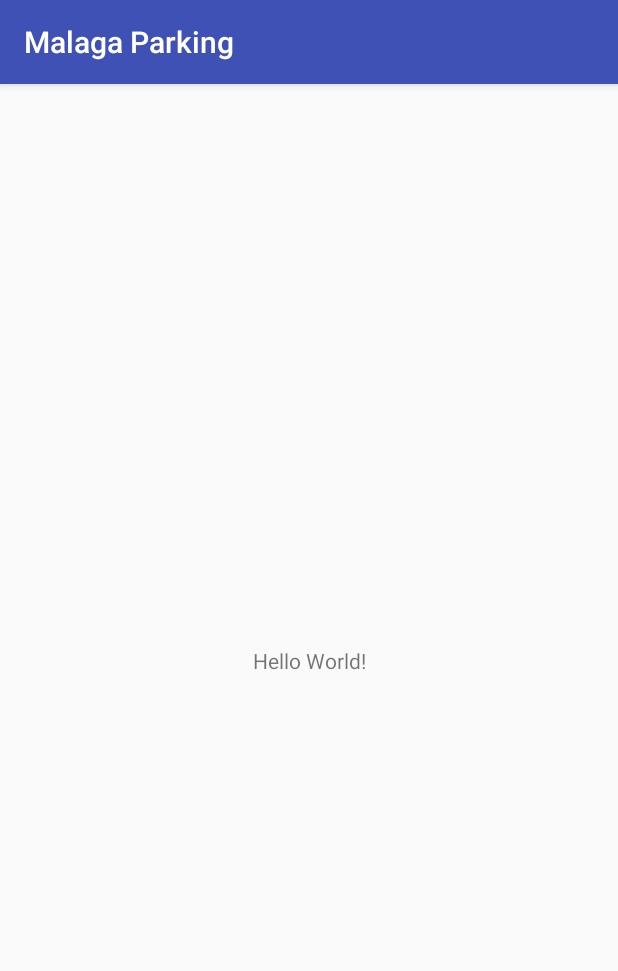
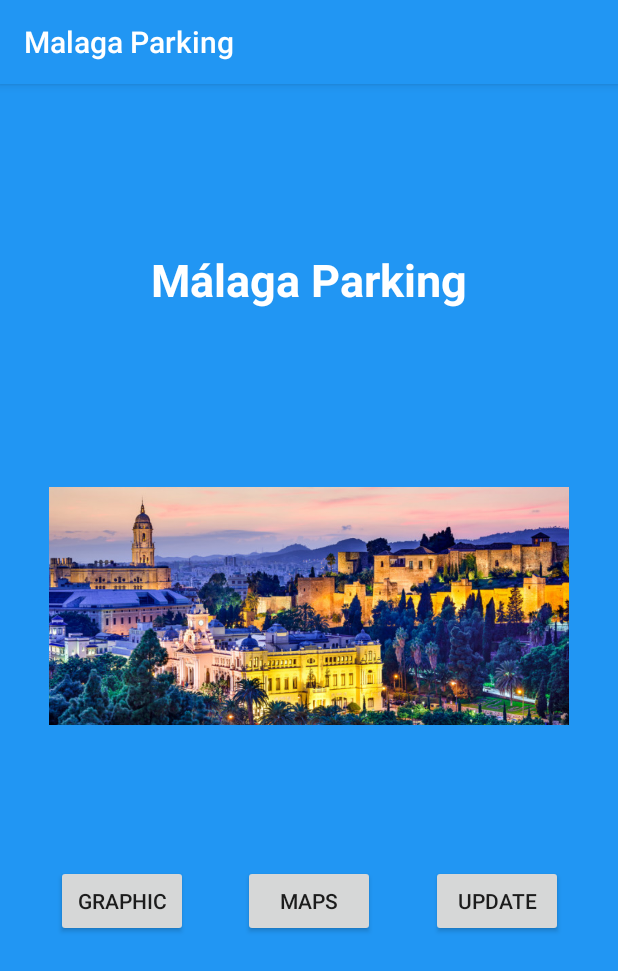
Before and after one commit to BilalMoreno92/MalagaParking, an Android app: the screen it shows after launch (MainActivity), on a phone screen of 412 x 824 dp. Shown: the top 971 px of the screen. Run offline under Robolectric (Android 15) with nearby library versions, the phone set to English and light mode, and no system bars.

Commit message:
Actividad Principal implementada

```diff
--- a/app/src/main/AndroidManifest.xml
+++ b/app/src/main/AndroidManifest.xml
@@ -16,6 +16,7 @@
                 <category android:name="android.intent.category.LAUNCHER" />
             </intent-filter>
         </activity>
+        <activity android:name=".MapActivity"></activity>
     </application>
 
 </manifest>
--- a/app/src/main/java/e/android9ed/malagaparking/MainActivity.java
+++ b/app/src/main/java/e/android9ed/malagaparking/MainActivity.java
@@ -1,13 +1,71 @@
 package e.android9ed.malagaparking;
 
+import android.content.Intent;
 import android.support.v7.app.AppCompatActivity;
 import android.os.Bundle;
+import android.view.View;
+
+import java.util.ArrayList;
 
 public class MainActivity extends AppCompatActivity {
+    ArrayList<Parking> list_parking = new ArrayList<>();
 
     @Override
     protected void onCreate(Bundle savedInstanceState) {
         super.onCreate(savedInstanceState);
         setContentView(R.layout.activity_main);
+
+        loadParking();
+    }
+
+    public void onClick(View v){
+        switch (v.getId()){
+            case R.id.btGrafico:
+
+                break;
+            case R.id.btMaps:
+                Intent intent = new Intent(this, MapActivity.class);
+                intent.putExtra("listaParkings", list_parking);
+                startActivity(intent);
+                break;
+            case R.id.btLoad:
+
+                break;
+        }
+    }
+
+    private void loadParking(){
+        Parking salitre = new Parking(1,"Salitre");
+        Parking cervantes = new Parking(2,"Cervantes");
+        Parking elpalo = new Parking(3,"El Palo");
+        Parking andalucia = new Parking(4,"Av. de Andalucía");
+        Parking camas = new Parking(5,"Camas");
+        Parking alcazaba = new Parking(6,"Alcazaba");
+        salitre.setDir("Calle Salitre"); salitre.setLatitude(36.7132149);
+        salitre.setLongitude(-4.4276681);salitre.setCapacidad(342);
+        salitre.setFechaAct("25/07/17 16:00"); salitre.setLibres(308);
+        cervantes.setDir("Calle Cervantes"); cervantes.setLatitude(36.7208633);
+        cervantes.setLongitude(-4.4119148);cervantes.setCapacidad(414);
+        cervantes.setFechaAct("25/07/17 16:00"); cervantes.setLibres(349);
+        elpalo.setDir("Calle Alonso Carrillo De Albornoz");
+        elpalo.setLatitude(36.7210350); elpalo.setLongitude(-4.3607192);
+        elpalo.setCapacidad(129); elpalo.setFechaAct("25/07/17 16:00");
+        elpalo.setLibres(93);
+        andalucia.setDir("Avenida De Andalucía");
+        andalucia.setLatitude(36.7171364); andalucia.setLongitude(-4.4277549);
+        andalucia.setCapacidad(517); andalucia.setFechaAct("25/07/17 16:00");
+        andalucia.setLibres(495);
+        camas.setDir("Calle Camas"); camas.setLatitude(36.7193031);
+        camas.setLongitude(-4.4249320);camas.setCapacidad(308);
+        camas.setFechaAct("25/07/17 16:00"); camas.setLibres(232);
+        alcazaba.setDir("Plaza La Alcazaba"); alcazaba.setLatitude(36.7224312);
+        alcazaba.setLongitude(-4.4165168); alcazaba.setCapacidad(344);
+        alcazaba.setFechaAct("25/07/17 16:00"); alcazaba.setLibres(96);
+        list_parking.add(salitre);
+        list_parking.add(cervantes);
+        list_parking.add(elpalo);
+        list_parking.add(andalucia);
+        list_parking.add(camas);
+        list_parking.add(alcazaba);
     }
 }
--- /dev/null
+++ b/app/src/main/java/e/android9ed/malagaparking/Parking.java
@@ -0,0 +1,91 @@
+package e.android9ed.malagaparking;
+
+import java.io.Serializable;
+import java.util.Date;
+
+public class Parking implements Serializable{
+    private int _id, _capacidad, _libres;
+    private String _nombre, _direccion;
+    private double _latitude, _longitude;
+    private String _fechaAct;
+
+    public Parking(int _id, String _nombre, String _direccion, double _latitude, double _longitude) {
+        this._id = _id;
+        this._nombre = _nombre;
+        this._direccion = _direccion;
+        this._latitude = _latitude;
+        this._longitude = _longitude;
+    }
+
+    public Parking(int _id, int _capacidad, int _libres, String _nombre, String _direccion, double _latitude, double _longitude, String  _fechaAct) {
+        this._id = _id;
+        this._capacidad = _capacidad;
+        this._libres = _libres;
+        this._nombre = _nombre;
+        this._direccion = _direccion;
+        this._latitude = _latitude;
+        this._longitude = _longitude;
+        this._fechaAct = _fechaAct;
+    }
+
+    public Parking(int _id, String _nombre) {
+        this._id = _id;
+        this._nombre = _nombre;
+    }
+
+    public void setCapacidad(int _capacidad) {
+        this._capacidad = _capacidad;
+    }
+
+    public void setLibres(int _libres) {
+        this._libres = _libres;
+    }
+
+    public void setDir(String _direccion) {
+        this._direccion = _direccion;
+    }
+
+    public void setLatitude(double _latitude) {
+        this._latitude = _latitude;
+    }
+
+    public void setLongitude(double _longitude) {
+        this._longitude = _longitude;
+    }
+
+    public void setFechaAct(String _fechaAct) {
+        this._fechaAct = _fechaAct;
+    }
+
+    public int getId() {
+        return _id;
+    }
+
+    public int getCapacidad() {
+        return _capacidad;
+    }
+
+    public int getLibres() {
+        return _libres;
+    }
+
+    public String getNombre() {
+        return _nombre;
+    }
+
+    public String getDireccion() {
+        return _direccion;
+    }
+
+    public double getLatitude() {
+        return _latitude;
+    }
+
+    public double getLongitude() {
+        return _longitude;
+    }
+
+    public String getFechaAct() {
+        return _fechaAct;
+    }
+}
--- a/app/src/main/res/layout/activity_main.xml
+++ b/app/src/main/res/layout/activity_main.xml
@@ -4,15 +4,93 @@
     xmlns:tools="http://schemas.android.com/tools"
     android:layout_width="match_parent"
     android:layout_height="match_parent"
+    android:background="?attr/colorPrimary"
     tools:context=".MainActivity">
 
     <TextView
+        android:id="@+id/textView2"
         android:layout_width="wrap_content"
         android:layout_height="wrap_content"
-        android:text="Hello World!"
-        app:layout_constraintBottom_toBottomOf="parent"
-        app:layout_constraintLeft_toLeftOf="parent"
-        app:layout_constraintRight_toRightOf="parent"
+        android:layout_marginBottom="32dp"
+        android:layout_marginTop="32dp"
+        android:text="@string/malaga_parking"
+        android:textAllCaps="false"
+        android:textColor="@android:color/background_light"
+        android:textSize="30sp"
+        android:textStyle="bold"
+        app:layout_constraintBottom_toTopOf="@+id/imageView"
+        app:layout_constraintEnd_toEndOf="parent"
+        app:layout_constraintHorizontal_bias="0.5"
+        app:layout_constraintStart_toStartOf="parent"
         app:layout_constraintTop_toTopOf="parent" />
 
+    <ImageView
+        android:id="@+id/imageView"
+        android:layout_width="0dp"
+        android:layout_height="wrap_content"
+        android:layout_marginBottom="8dp"
+        android:layout_marginEnd="32dp"
+        android:layout_marginStart="32dp"
+        android:layout_marginTop="8dp"
+        android:adjustViewBounds="true"
+        android:contentDescription="@string/desc_foto_portada"
+        app:layout_constraintBottom_toTopOf="@+id/btMaps"
+        app:layout_constraintEnd_toEndOf="parent"
+        app:layout_constraintHorizontal_bias="0.5"
+        app:layout_constraintStart_toStartOf="parent"
+        app:layout_constraintTop_toBottomOf="@+id/textView2"
+        app:srcCompat="@drawable/malaga" />
+
+    <Button
+        android:id="@+id/btGrafico"
+        android:layout_width="wrap_content"
+        android:layout_height="wrap_content"
+        android:onClick="onClick"
+        android:text="@string/grafico"
+        app:layout_constraintBottom_toBottomOf="@+id/btMaps"
+        app:layout_constraintEnd_toStartOf="@+id/btMaps"
+        app:layout_constraintHorizontal_bias="0.5"
+        app:layout_constraintStart_toStartOf="parent"
+        app:layout_constraintTop_toTopOf="@+id/btMaps" />
+
+    <Button
+        android:id="@+id/btMaps"
+        android:layout_width="wrap_content"
+        android:layout_height="wrap_content"
+        android:layout_marginBottom="8dp"
+        android:layout_marginTop="8dp"
+        android:onClick="onClick"
+        android:text="@string/maps"
+        app:layout_constraintBottom_toTopOf="@+id/txtUltimaAct"
+        app:layout_constraintEnd_toStartOf="@+id/btLoad"
+        app:layout_constraintHorizontal_bias="0.5"
+        app:layout_constraintStart_toEndOf="@+id/btGrafico"
+        app:layout_constraintTop_toBottomOf="@+id/imageView" />
+
+    <Button
+        android:id="@+id/btLoad"
+        android:layout_width="wrap_content"
+        android:layout_height="wrap_content"
+        android:onClick="onClick"
+        android:text="@string/load"
+        app:layout_constraintBottom_toBottomOf="@+id/btMaps"
+        app:layout_constraintEnd_toEndOf="parent"
+        app:layout_constraintHorizontal_bias="0.5"
+        app:layout_constraintStart_toEndOf="@+id/btMaps"
+        app:layout_constraintTop_toTopOf="@+id/btMaps" />
+
+    <TextView
+        android:id="@+id/txtUltimaAct"
+        android:layout_width="wrap_content"
+        android:layout_height="wrap_content"
+        android:layout_marginBottom="8dp"
+        android:layout_marginEnd="32dp"
+        android:layout_marginStart="32dp"
+        android:layout_marginTop="8dp"
+        app:layout_constraintBottom_toBottomOf="parent"
+        app:layout_constraintEnd_toEndOf="parent"
+        app:layout_constraintHorizontal_bias="0.0"
+        app:layout_constraintStart_toStartOf="parent"
+        app:layout_constraintTop_toBottomOf="@+id/btMaps" />
+
 </android.support.constraint.ConstraintLayout>
--- a/app/src/main/res/values/colors.xml
+++ b/app/src/main/res/values/colors.xml
@@ -1,6 +1,6 @@
 <?xml version="1.0" encoding="utf-8"?>
 <resources>
-    <color name="colorPrimary">#3F51B5</color>
-    <color name="colorPrimaryDark">#303F9F</color>
-    <color name="colorAccent">#FF4081</color>
+    <color name="colorPrimary">#2196f3</color>
+    <color name="colorPrimaryDark">#1e88e5</color>
+    <color name="colorAccent">#304ffe</color>
 </resources>
--- a/app/src/main/res/values/strings.xml
+++ b/app/src/main/res/values/strings.xml
@@ -1,3 +1,8 @@
 <resources>
     <string name="app_name">Malaga Parking</string>
+    <string name="malaga_parking">Málaga Parking</string>
+    <string name="grafico">Graphic</string>
+    <string name="maps">Maps</string>
+    <string name="load">Update</string>
+    <string name="desc_foto_portada">Nocturne Málaga\'s photo.</string>
 </resources>
```
Also changed, not shown: app/src/main/java/e/android9ed/malagaparking/MapActivity.java (added, +27 -0 lines), app/src/main/java/e/android9ed/malagaparking/ParkingAdapter.java (added, +65 -0 lines), app/src/main/res/layout/activity_map.xml (added, +38 -0 lines), app/src/main/res/layout/parking_item.xml (added, +41 -0 lines), app/src/main/res/drawable/malaga.jpg (added), 1 other file.
